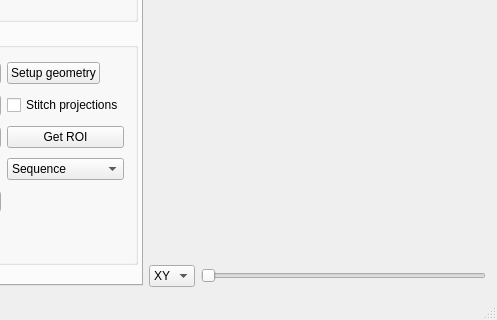
Before: the Qt Designer form src/muhrec3/muhrecmainwindow.ui in neutronimaging/imagingsuite, drawn with Qt 5; both pictures show x 698 to 1195 and y 541 to 861 of the 1195 by 861 pixel window.
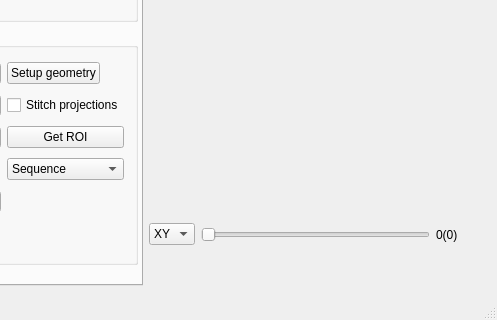
After: the same form once the commit is applied. Custom widgets are drawn as their Qt base class.

What changed in the file:
```diff
--- a/src/muhrec3/muhrecmainwindow.ui
+++ b/src/muhrec3/muhrecmainwindow.ui
@@ -1558,6 +1558,25 @@
               </property>
              </widget>
             </item>
+            <item>
+             <widget class="QLabel" name="label_sliceindex">
+              <property name="sizePolicy">
+               <sizepolicy hsizetype="Minimum" vsizetype="Preferred">
+                <horstretch>0</horstretch>
+                <verstretch>0</verstretch>
+               </sizepolicy>
+              </property>
+              <property name="minimumSize">
+               <size>
+                <width>50</width>
+                <height>0</height>
+               </size>
+              </property>
+              <property name="text">
+               <string>0(0)</string>
+              </property>
+             </widget>
+            </item>
            </layout>
           </item>
          </layout>
```
